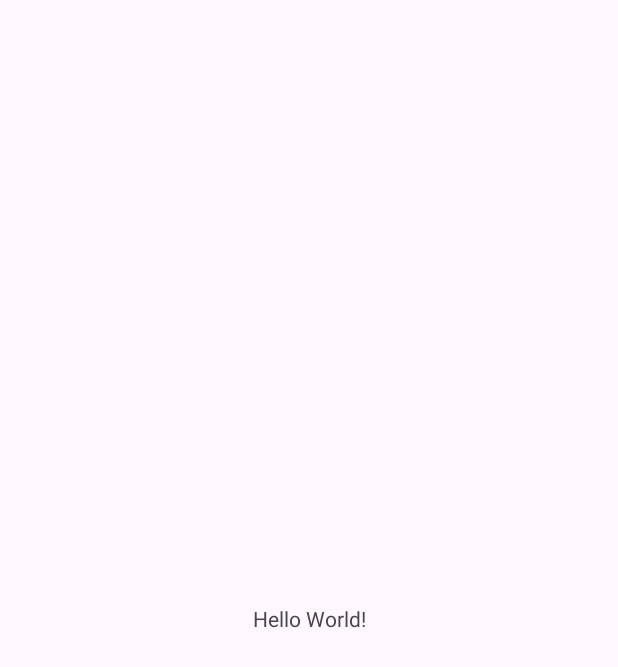
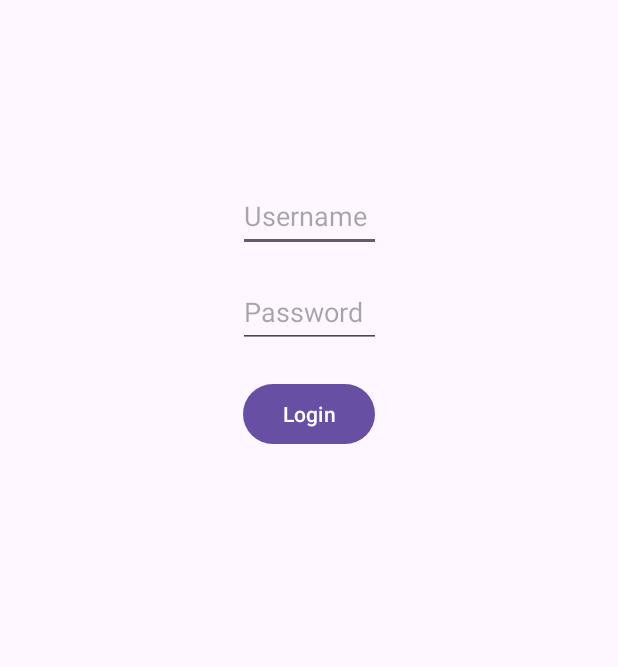
Before and after one commit to cs-mg-gh/freeFin2, an Android app: the screen it shows after launch (MainActivity), on a phone screen of 412 x 824 dp. Before the commit the part shown is almost empty. Shown: the top 667 px of the screen. Run offline under Robolectric (Android 15) with nearby library versions, the phone set to English and light mode, and no system bars.

Commit message:
created login activity

```diff
--- a/app/src/main/res/layout/activity_main.xml
+++ b/app/src/main/res/layout/activity_main.xml
@@ -6,13 +6,38 @@
     android:layout_height="match_parent"
     tools:context=".MainActivity">
 
-    <TextView
+    <EditText
+        android:id="@+id/editTextUsername"
+        android:layout_width="95dp"
+        android:layout_height="48dp"
+        android:layout_marginTop="120dp"
+        android:ems="20"
+        android:hint="@string/username"
+        android:inputType="textEmailAddress"
+        app:layout_constraintLeft_toLeftOf="parent"
+        app:layout_constraintRight_toRightOf="parent"
+        app:layout_constraintTop_toTopOf="parent" />
+
+    <EditText
+        android:id="@+id/editTextPassword"
+        android:layout_width="95dp"
+        android:layout_height="48dp"
+        android:layout_marginTop="16dp"
+        android:ems="20"
+        android:hint="@string/password"
+        android:inputType="textPassword"
+        app:layout_constraintLeft_toLeftOf="parent"
+        app:layout_constraintRight_toRightOf="parent"
+        app:layout_constraintTop_toBottomOf="@+id/editTextUsername" />
+
+    <Button
+        android:id="@+id/buttonLogin"
         android:layout_width="wrap_content"
         android:layout_height="wrap_content"
-        android:text="Hello World!"
-        app:layout_constraintBottom_toBottomOf="parent"
-        app:layout_constraintEnd_toEndOf="parent"
-        app:layout_constraintStart_toStartOf="parent"
-        app:layout_constraintTop_toTopOf="parent" />
+        android:layout_marginTop="20dp"
+        android:text="@string/login"
+        app:layout_constraintLeft_toLeftOf="parent"
+        app:layout_constraintRight_toRightOf="parent"
+        app:layout_constraintTop_toBottomOf="@+id/editTextPassword" />
 
 </androidx.constraintlayout.widget.ConstraintLayout>
--- a/app/src/main/res/values/strings.xml
+++ b/app/src/main/res/values/strings.xml
@@ -1,3 +1,6 @@
 <resources>
     <string name="app_name">freeFin2</string>
+    <string name="password">Password</string>
+    <string name="login">Login</string>
+    <string name="username">Username</string>
 </resources>
```
